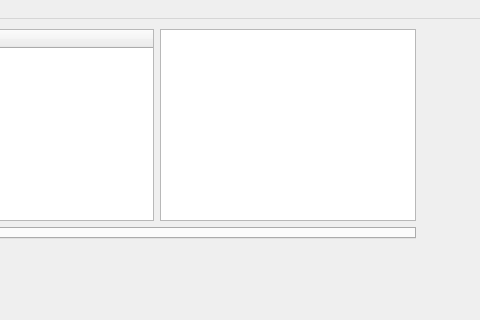
Qt form ui_templates/main_window.ui (mihett05/code-db) before a commit; both pictures show x 381 to 861 and y 0 to 320 of the 861 by 417 pixel window.
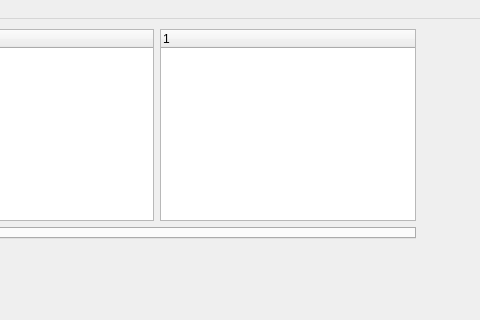
The same form after that commit.

What changed in the file:
```diff
--- a/ui_templates/main_window.ui
+++ b/ui_templates/main_window.ui
@@ -61,7 +61,13 @@
           </widget>
          </item>
          <item>
-          <widget class="QTableWidget" name="table_columns"/>
+          <widget class="QTreeWidget" name="table_columns">
+           <column>
+            <property name="text">
+             <string notr="true">1</string>
+            </property>
+           </column>
+          </widget>
          </item>
         </layout>
        </item>
```
